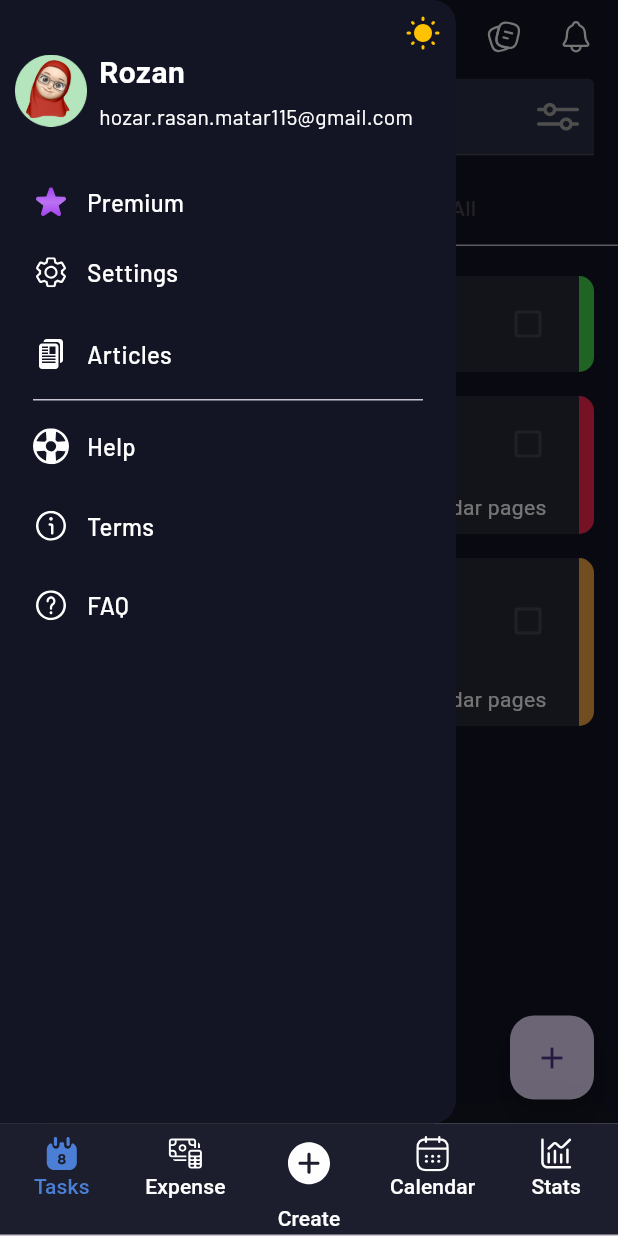
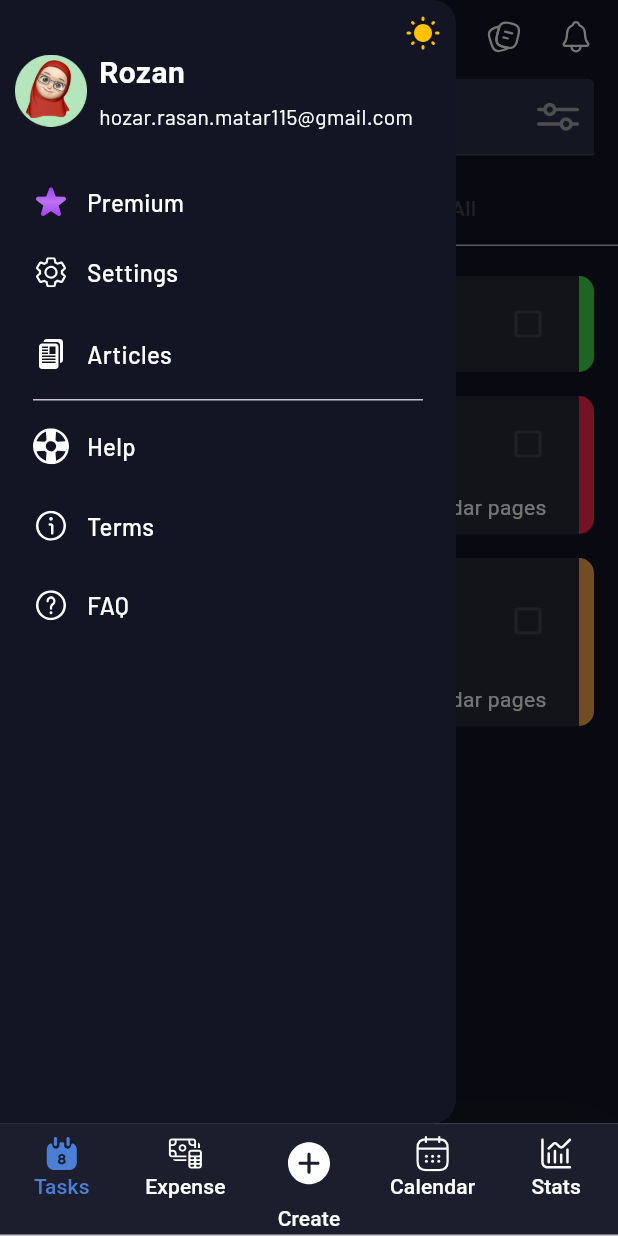
Before and after one commit to khoshimjanov/product_exam, a Flutter app: the HomeScreen screen opened by its route, with the side drawer open, on a phone screen of 412 x 824 dp. Run offline on Flutter 3.47's test engine with Material 3 defaults, Android fonts, the light colour scheme and no system bars; our stand-ins replace flutter_bloc, flutter_slidable, flutter_svg, gap, pinput, smooth_page_indicator and 1 more.

Commit message:
second commit

```diff
--- a/lib/assets/constants/colors.dart
+++ b/lib/assets/constants/colors.dart
@@ -3,12 +3,13 @@ import 'dart:ui';
 import 'package:flutter/material.dart';
 
 const white = _white;
+const red = Colors.red;
 const black = _black;
 const navigationBarBackgroundColor = _dark;
 const activeColor = _accentBlue;
 const inactiveColor = _whitish;
 const scaffoldBackgroundColor = _darkish;
-const backgroundColor=  Color.fromRGBO(19, 21, 36, 1);
+const backgroundColor = Color.fromRGBO(19, 21, 36, 1);
 const appBarColor = _darkish;
 const onPrimaryColor = _whitish;
 const secondaryColor = _tuna;
--- a/lib/assets/constants/icons.dart
+++ b/lib/assets/constants/icons.dart
@@ -49,6 +49,7 @@ sealed class AppIcons {
   static const trash = '${_tasks}trash.svg';
   static const voice = '${_tasks}voice.svg';
   static const add = '${_tasks}add.svg';
+  static const doneIcon = '${_tasks}done_icon.svg';
     // ------------------  Global Folder
   static const baseline = '${_tasks}baseline.svg';
   //________________________drawer--------------------------//
--- a/lib/features/home/home.dart
+++ b/lib/features/home/home.dart
@@ -1,5 +1,8 @@
 import 'package:flutter/material.dart';
 import 'package:flutter/services.dart';
+import 'package:flutter_bloc/flutter_bloc.dart';
+import 'package:tasks/tasks/bloc/task_bloc.dart';
+import 'package:tasks/tasks/repository/tasks.dart';
 import '../../assets/constants/colors.dart';
 import '../../assets/constants/icons.dart';
 import 'navbar.dart';
@@ -83,7 +86,10 @@ class _HomeScreenState extends State<HomeScreen> with TickerProviderStateMixin {
       NavBar(id: 4, icon: AppIcons.stats, title: "Stats"),
     ];
 
-    return AnnotatedRegion(
+    return BlocProvider(
+      create: (context) =>
+      TaskBloc(repository: TaskRepository()),
+      child: AnnotatedRegion(
         value: const SystemUiOverlayStyle(
           statusBarColor: Colors.white,
           statusBarBrightness: Brightness.dark,
@@ -192,6 +198,7 @@ class _HomeScreenState extends State<HomeScreen> with TickerProviderStateMixin {
             ),
           ),
         ),
+      ),
     );
   }
 }
--- a/lib/features/home/navigator.dart
+++ b/lib/features/home/navigator.dart
@@ -1,8 +1,6 @@
 import 'package:flutter/cupertino.dart';
 import 'package:tasks/tasks/presentation/create_task_screen.dart';
 import 'package:tasks/tasks/presentation/tasks_screen.dart';
-
-import '../tasks/presentation/tasks_screen.dart';
 import 'home.dart';
 
 class TabNavigatorRoutes {
@@ -19,6 +17,7 @@ class TabNavigator extends StatefulWidget {
   final NavItemEnum tabItem;
 
   @override
+  // ignore: library_private_types_in_public_api
   _TabNavigatorState createState() => _TabNavigatorState();
 }
 
@@ -58,14 +57,12 @@ class _TabNavigatorState extends State<TabNavigator>
   @override
   Widget build(BuildContext context) {
     super.build(context);
-
     return Navigator(
       key: widget.navigatorKey,
       initialRoute: TabNavigatorRoutes.root,
       onGenerateRoute: (routeSettings) {
         final routeBuilders =
             _routeBuilders(context: context, settings: routeSettings);
-
         return CupertinoPageRoute<dynamic>(
           builder: (context) => routeBuilders.containsKey(routeSettings.name)
               ? routeBuilders[routeSettings.name]!(
--- a/lib/tasks/presentation/tasks_screen.dart
+++ b/lib/tasks/presentation/tasks_screen.dart
@@ -10,7 +10,6 @@ import 'package:tasks/features/tasks/presentation/pages/notes_screen.dart';
 import 'package:tasks/tasks/models/loading_status.dart';
 import 'package:tasks/tasks/models/priority.dart';
 import 'package:tasks/tasks/models/task.dart';
-import 'package:tasks/tasks/presentation/create_task_screen.dart';
 import 'package:tasks/tasks/repository/tasks.dart';
 
 import '../bloc/task_bloc.dart';
@@ -33,9 +32,8 @@ class _AppState extends State<App> with SingleTickerProviderStateMixin {
 
   @override
   Widget build(BuildContext context) {
-    return BlocProvider(
-      create: (context) => TaskBloc(repository: TaskRepository()),
-      child: Builder(builder: (context) {
+    return
+    Builder(builder: (context) {
       return Scaffold(
         appBar: AppBar(
           backgroundColor: const Color.fromRGBO(19, 21, 36, 1),
@@ -345,19 +343,19 @@ class _AppState extends State<App> with SingleTickerProviderStateMixin {
           ),
         ),
         backgroundColor: const Color.fromRGBO(19, 21, 36, 1),
-          floatingActionButton: FloatingActionButton(
-            onPressed: () {
-              Navigator.of(context).push(
-                CupertinoPageRoute(
-                  builder: (_) => BlocProvider.value(
-                    value: context.read<TaskBloc>(),
-                    child: const CreateTaskScreen(),
-                  ),
-                ),
-              );
-            },
-            child: const Icon(Icons.add),
-          ),
+        // floatingActionButton: FloatingActionButton(
+        //   onPressed: () {
+        //     Navigator.of(context).push(
+        //       CupertinoPageRoute(
+        //         builder: (_) => BlocProvider.value(
+        //           value: context.read<TaskBloc>(),
+        //           child: const CreateTaskScreen(),
+        //         ),
+        //       ),
+        //     );
+        //   },
+        //   child: const Icon(Icons.add),
+        // ),
         // appBar: AppBar(
         //   backgroundColor:const Color.fromRGBO(19, 21, 36, 1),
         //   title: TextField(
@@ -426,8 +424,7 @@ class _AppState extends State<App> with SingleTickerProviderStateMixin {
           },
         ),
       );
-      }),
-    );
+    });
   }
 
   @override
@@ -516,7 +513,8 @@ class TaskItem extends StatelessWidget {
                           id: task.id,
                         ));
                   },
-                  checkColor: const Color(0xFF4B7FD6),
+                  // checkColor: const Color(0xFF4B7FD6),
+                  checkColor: white,
                   activeColor: const Color(0xFF4B7FD6),
                 )
               ],
```
Also changed, not shown: lib/features/tasks/presentation/pages/notes_screen.dart (+5 -8 lines), lib/tasks/presentation/create_task_screen.dart (+11 -5 lines), assets/icons/tasks/done_icon.svg (added). Lines whose indentation alone changed are shown as unchanged.
